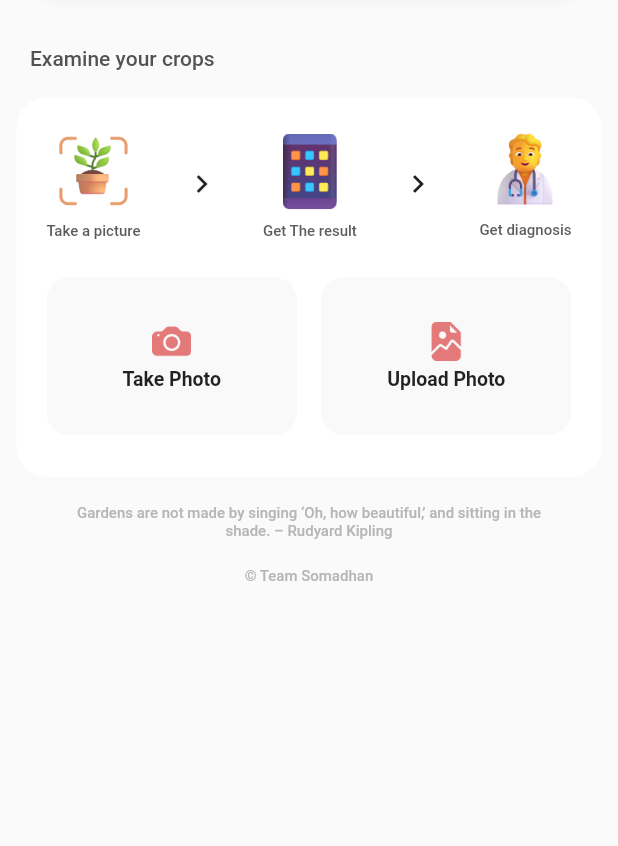
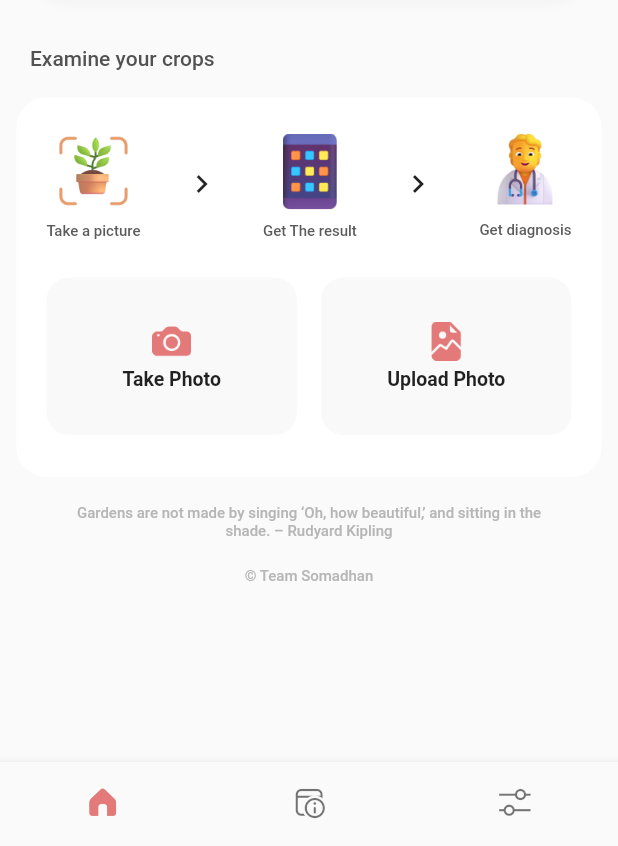
Before and after one commit to Abhinav1004/Soil-Moisture-Prediction, a Flutter app: the screen it shows after launch, on a phone screen of 412 x 824 dp, the part 390-1236 px from its top. Run offline on Flutter 3.47's test engine with Material 2 defaults, Android fonts, the phone set to English and light mode, and no system bars.

Commit message:
feat: bottom nav added to home page

```diff
--- /dev/null
+++ b/lib/core/custom_icon/botton_nav_icons.dart
@@ -0,0 +1,12 @@
+import 'package:flutter/widgets.dart';
+
+class BottomNavIcons {
+  BottomNavIcons._();
+
+  static const _kFontFam = 'BottomNavIcons';
+  static const String? _kFontPkg = null;
+
+  static const IconData akar_icons_home_alt1 = IconData(0xe800, fontFamily: _kFontFam, fontPackage: _kFontPkg);
+  static const IconData carbon_settings_adjust = IconData(0xe801, fontFamily: _kFontFam, fontPackage: _kFontPkg);
+  static const IconData fluent_calendar_info_16_regular = IconData(0xe802, fontFamily: _kFontFam, fontPackage: _kFontPkg);
+}
--- a/lib/features/home/presentation/pages/home/home_page.dart
+++ b/lib/features/home/presentation/pages/home/home_page.dart
@@ -1,4 +1,5 @@
 import 'package:flutter/material.dart';
+import 'package:rice_disease_detect/core/custom_icon/botton_nav_icons.dart';
 import 'package:rice_disease_detect/features/home/presentation/components/app_bar_custom_painter.dart';
 import 'package:rice_disease_detect/features/home/presentation/components/examine_crop_area.dart';
 import 'package:rice_disease_detect/features/home/presentation/components/top_button_group.dart';
@@ -9,6 +10,26 @@ class HomePage extends StatelessWidget {
   @override
   Widget build(BuildContext context) {
     return Scaffold(
+      bottomNavigationBar: BottomNavigationBar(
+        elevation: 5,
+        showSelectedLabels: false,
+        showUnselectedLabels: false,
+        selectedItemColor: const Color.fromRGBO(228, 121, 121, 1),
+        items: const [
+          BottomNavigationBarItem(
+            icon: Icon(BottomNavIcons.akar_icons_home_alt1),
+            label: "home"
+          ),
+          BottomNavigationBarItem(
+            icon: Icon(BottomNavIcons.fluent_calendar_info_16_regular),
+            label: "Info"
+          ),
+          BottomNavigationBarItem(
+            icon: Icon(BottomNavIcons.carbon_settings_adjust),
+            label: "Settings"
+          )
+        ]
+      ),
       body: Column(
         crossAxisAlignment: CrossAxisAlignment.start,
         children: [
```
Also changed, not shown: pubspec.yaml (+4 -6 lines), assets/fonts/BottomNavIcons.ttf (added).
